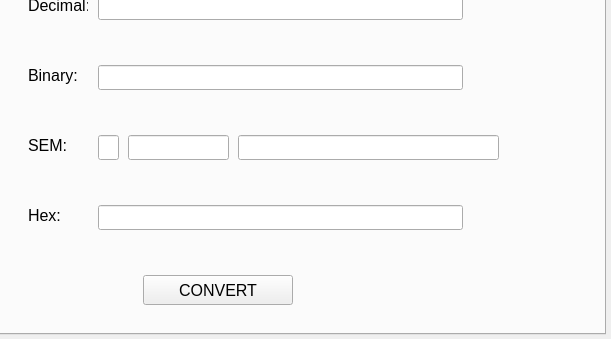
Above: designs/gui.ui from lethinh73/unit-converter before the change; both pictures show x 189 to 800 and y 341 to 680 of the 800 by 680 pixel window. Below: the same form after it.
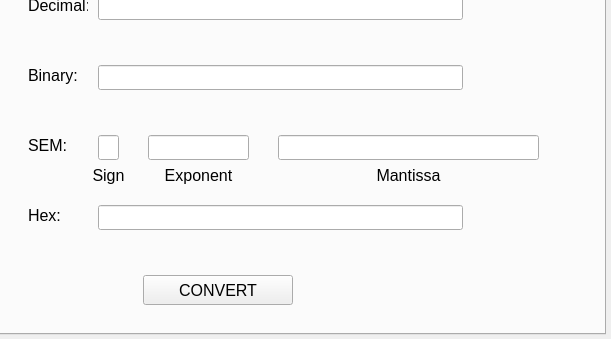
That is the form after the change.

Diff of the .ui file:
```diff
--- a/designs/gui.ui
+++ b/designs/gui.ui
@@ -280,7 +280,7 @@
      <widget class="QLineEdit" name="txtSem2">
       <property name="geometry">
        <rect>
-        <x>310</x>
+        <x>330</x>
         <y>320</y>
         <width>101</width>
         <height>25</height>
@@ -298,7 +298,7 @@
      <widget class="QLineEdit" name="txtSem3">
       <property name="geometry">
        <rect>
-        <x>420</x>
+        <x>460</x>
         <y>320</y>
         <width>261</width>
         <height>25</height>
@@ -313,6 +313,54 @@
        <string/>
       </property>
      </widget>
+     <widget class="QLabel" name="label_11">
+      <property name="geometry">
+       <rect>
+        <x>270</x>
+        <y>350</y>
+        <width>41</width>
+        <height>20</height>
+       </rect>
+      </property>
+      <property name="text">
+       <string>Sign</string>
+      </property>
+      <property name="alignment">
+       <set>Qt::AlignCenter</set>
+      </property>
+     </widget>
+     <widget class="QLabel" name="label_14">
+      <property name="geometry">
+       <rect>
+        <x>330</x>
+        <y>350</y>
+        <width>101</width>
+        <height>20</height>
+       </rect>
+      </property>
+      <property name="text">
+       <string>Exponent</string>
+      </property>
+      <property name="alignment">
+       <set>Qt::AlignCenter</set>
+      </property>
+     </widget>
+     <widget class="QLabel" name="label_15">
+      <property name="geometry">
+       <rect>
+        <x>460</x>
+        <y>350</y>
+        <width>261</width>
+        <height>20</height>
+       </rect>
+      </property>
+      <property name="text">
+       <string>Mantissa</string>
+      </property>
+      <property name="alignment">
+       <set>Qt::AlignCenter</set>
+      </property>
+     </widget>
     </widget>
     <widget class="QWidget" name="tabCalculate">
      <attribute name="title">
@@ -595,26 +643,6 @@
        </font>
       </property>
      </widget>
-     <widget class="QLabel" name="label_11">
-      <property name="geometry">
-       <rect>
-        <x>50</x>
-        <y>475</y>
-        <width>700</width>
-        <height>30</height>
-       </rect>
-      </property>
-      <property name="font">
-       <font>
-        <pointsize>12</pointsize>
-        <weight>75</weight>
-        <bold>true</bold>
-       </font>
-      </property>
-      <property name="text">
-       <string>(OR, AND, NOT, NOR, XOR, LSHIFT, RSHIFT don't support floating-point decimals)</string>
-      </property>
-     </widget>
      <widget class="QPushButton" name="btnLshift">
       <property name="geometry">
        <rect>
```
Left out of the diff: 26 changed lines with no effect on the pictures.
